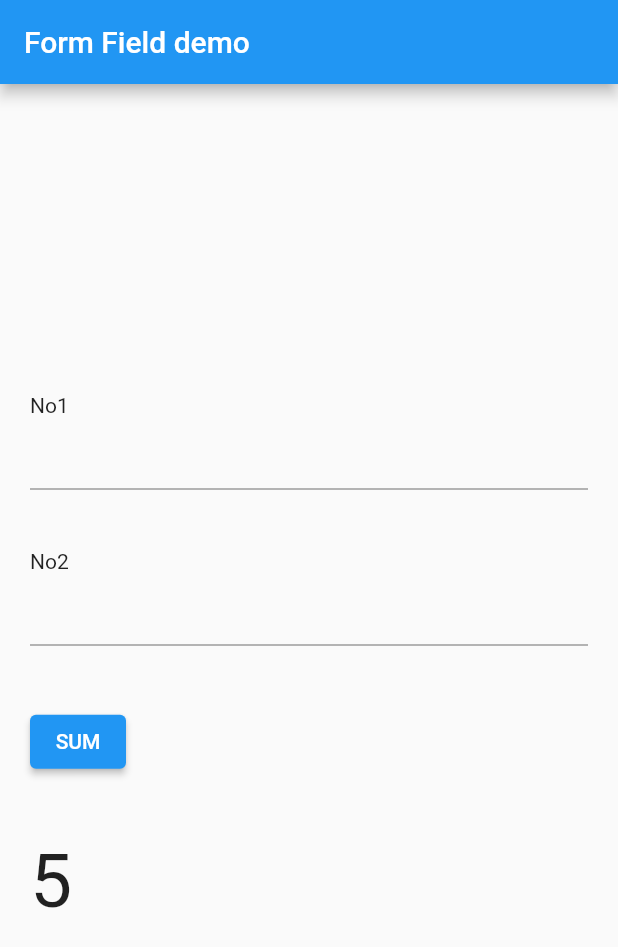
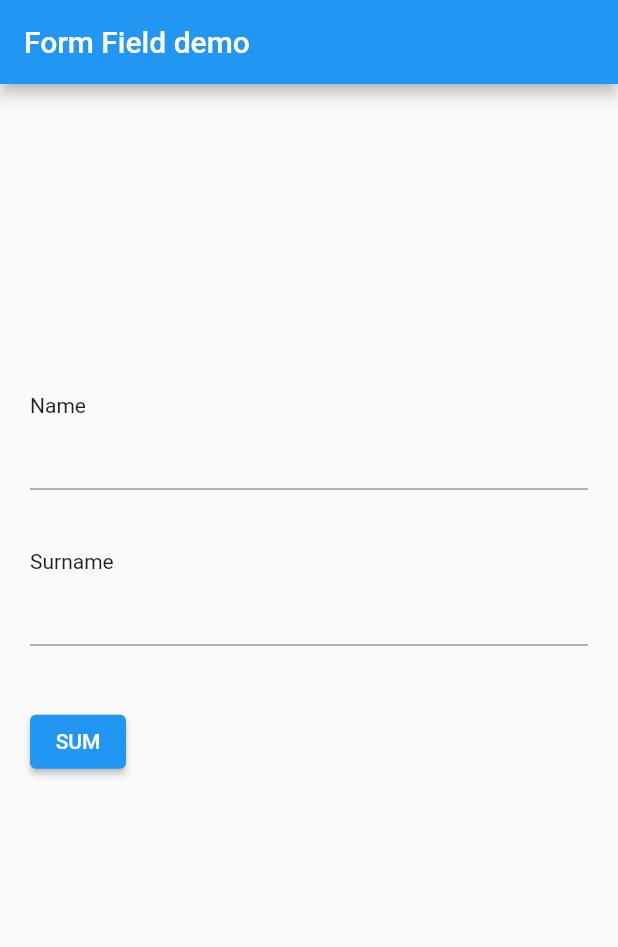
Before and after one commit to sunnymac/formfield, a Flutter app: the screen it shows after launch, after a tap on "SUM", on a phone screen of 412 x 824 dp. Shown: the top 947 px of the screen. Run offline on Flutter 3.47's test engine with Material 2 defaults, Android fonts, the phone set to English and light mode, and no system bars.

Commit message:
controller added

```diff
--- a/lib/main.dart
+++ b/lib/main.dart
@@ -29,12 +29,15 @@ class MyHomePage extends StatefulWidget {
 }
 
 class _MyHomePageState extends State<MyHomePage> {
-
-
+   TextEditingController no1controller = TextEditingController();
+  TextEditingController no2controller = TextEditingController();
+  String abc = "";
 
 
   @override
   Widget build(BuildContext context) {
+
+
 
     return Scaffold(
       appBar: AppBar(
@@ -51,24 +54,42 @@ class _MyHomePageState extends State<MyHomePage> {
             crossAxisAlignment: CrossAxisAlignment.start,
             children: <Widget>[
                Text(
-                'No1',
+                'Name',
               ),
               Container(
-                child: TextFormField(),
+                child: TextFormField(
+                  controller: no1controller,
+                  // onChanged: (value){
+                  //   setState(() {
+                  //     abc = value;
+                  //   });
+                  // },
+                ),
               ),
               SizedBox(height: 40,),
                Text(
-                'No2',
+                'Surname',
               ),
               Container(
-                child: TextFormField(),
+                child: TextFormField(
+                  controller: no2controller,
+                ),
               ),
                SizedBox(height: 40,),
-              ElevatedButton(onPressed: (){}, child: Text("SUM")),
+              ElevatedButton(onPressed: (){
+
+setState(() {
+
+
+});
+
+
+              }, child: Text("SUM")),
                SizedBox(height: 40,),
-              Text("5", style: TextStyle(
+              Text("${no1controller.text}  ${no2controller.text}", style: TextStyle(
                 fontSize: 50
-              ),)
+              ),),
+
 
 
 
```
